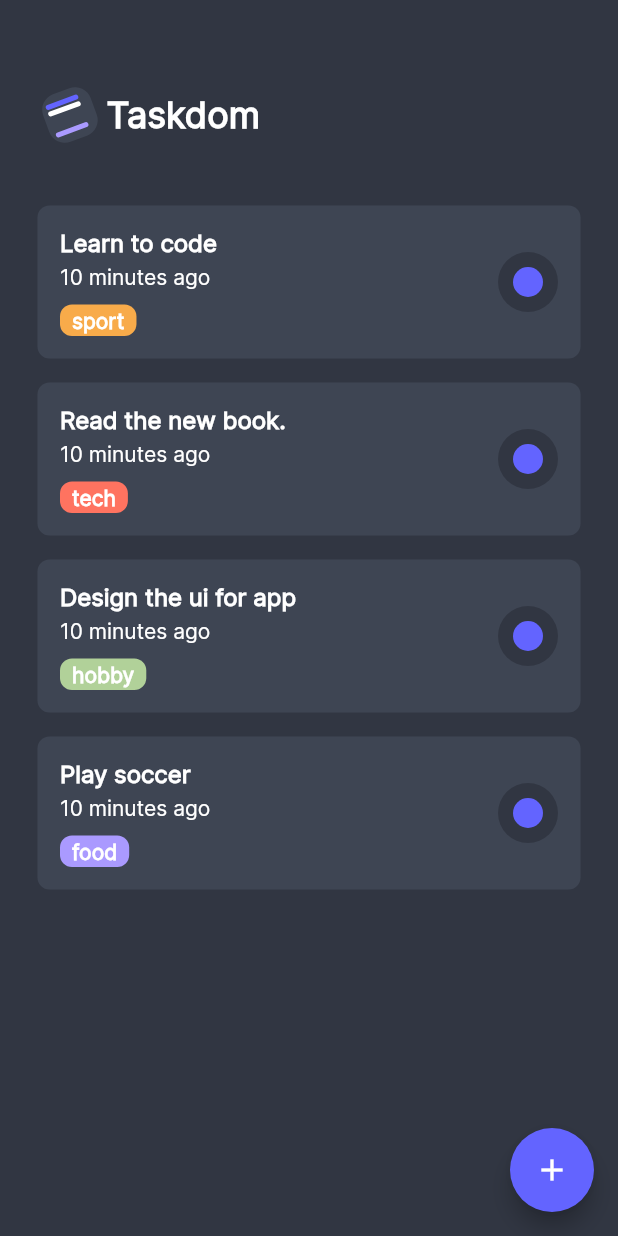
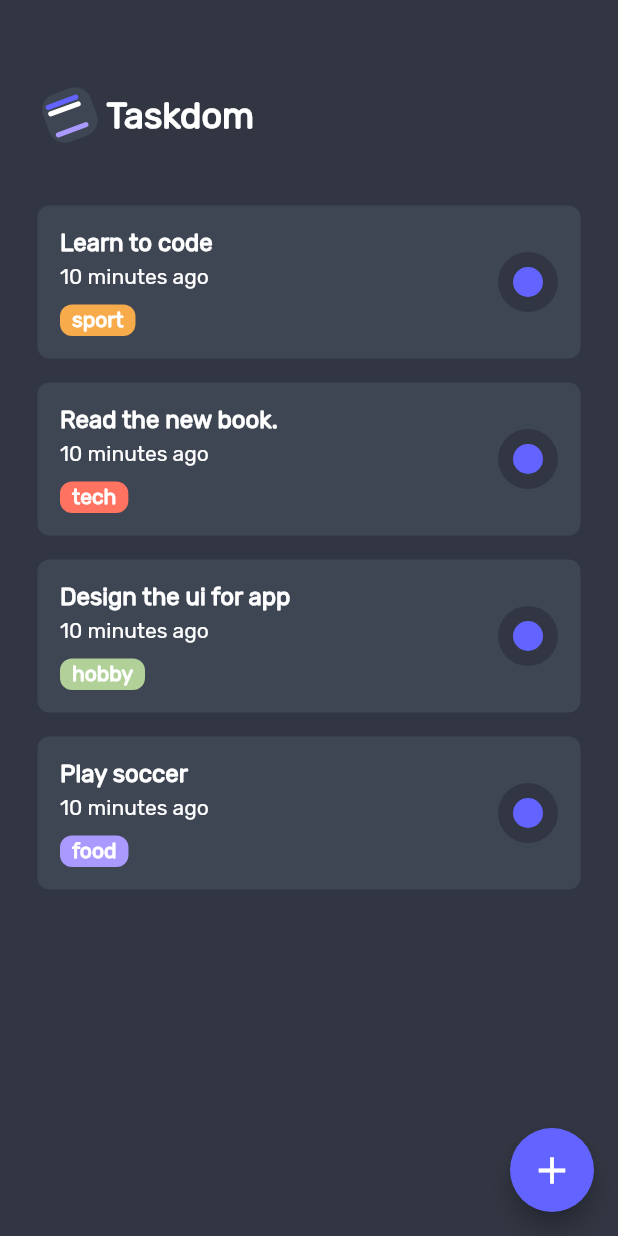
Before and after one commit to sammyodiagbe/tododorm, a Flutter app: the screen it shows after launch, on a phone screen of 412 x 824 dp. Run offline on Flutter 3.47's test engine with Material 2 defaults, Android fonts, the phone set to English and light mode, and no system bars; our stand-ins replace flutter_svg.

```diff
--- a/lib/main.dart
+++ b/lib/main.dart
@@ -17,7 +17,7 @@ class TaskApp extends StatelessWidget {
       theme: ThemeData.dark().copyWith(
         colorScheme: ColorScheme.fromSwatch().copyWith(secondary: accentColor),
         textTheme: ThemeData.dark().textTheme.apply(
-              fontFamily: 'Inter',
+              fontFamily: 'Rubik',
             ),
         // floatingActionButtonTheme: FloatingActionButtonThemeData(
         //   backgroundColor:
--- a/lib/screens/taskScreen.dart
+++ b/lib/screens/taskScreen.dart
@@ -23,7 +23,10 @@ class TaskScreen extends StatelessWidget {
       child: Scaffold(
         backgroundColor: darkThemeBackground,
         floatingActionButton: FloatingActionButton(
-          child: Icon(Icons.add),
+          child: Icon(
+            Icons.add,
+            size: 30,
+          ),
           onPressed: () {
             showModalBottomSheet(
               context: context,
```
